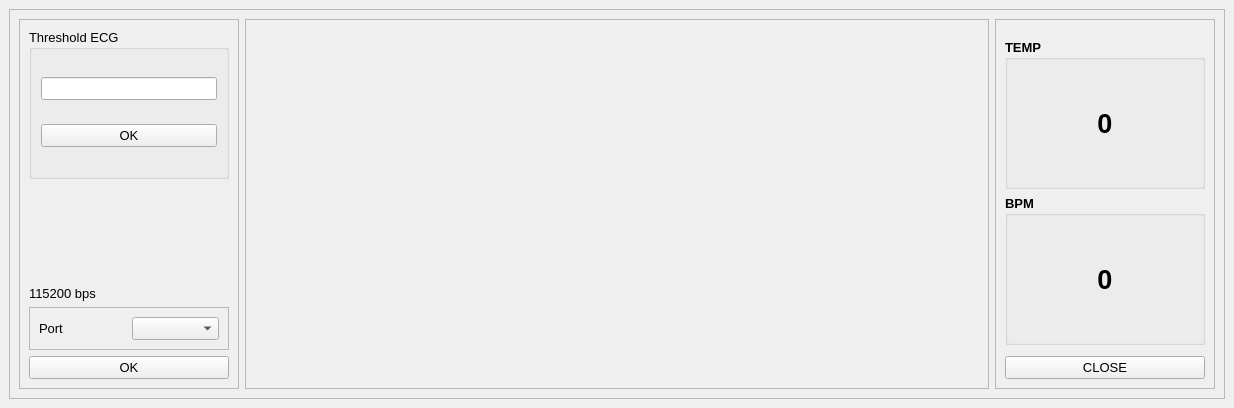
The window that MainWindow.ui (faisalrao778/ECGSoftware) describes before a commit, drawn with Qt 5.
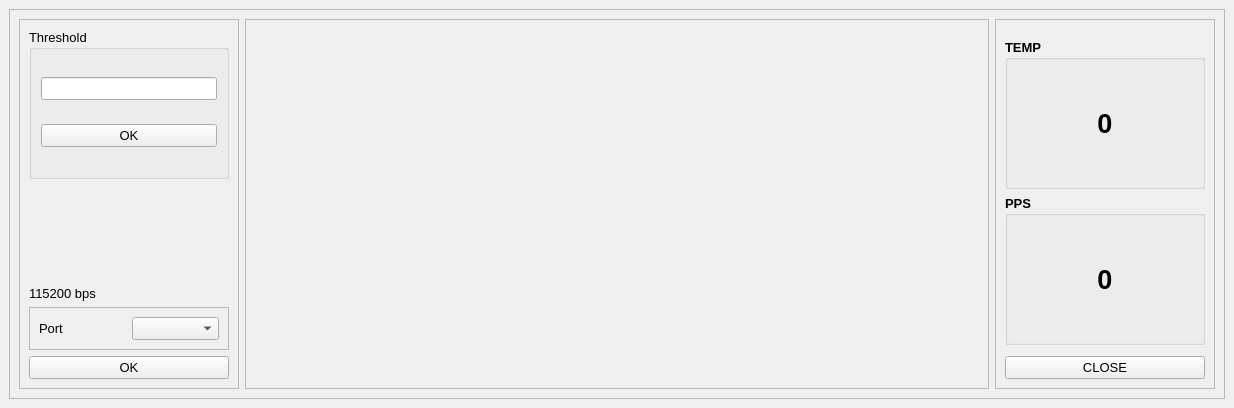
The same window after the commit.

Commit message: Labels Renamed

Diff of the .ui file:
```diff
--- a/MainWindow.ui
+++ b/MainWindow.ui
@@ -70,7 +70,7 @@
                </font>
               </property>
               <property name="title">
-               <string>Threshold ECG</string>
+               <string>Threshold</string>
               </property>
               <layout class="QVBoxLayout" name="verticalLayout">
                <item>
@@ -317,7 +317,7 @@
                </font>
               </property>
               <property name="title">
-               <string>BPM</string>
+               <string>PPS</string>
               </property>
               <layout class="QHBoxLayout" name="horizontalLayout_3">
                <item>
```
The commit also changes 2 other files.
